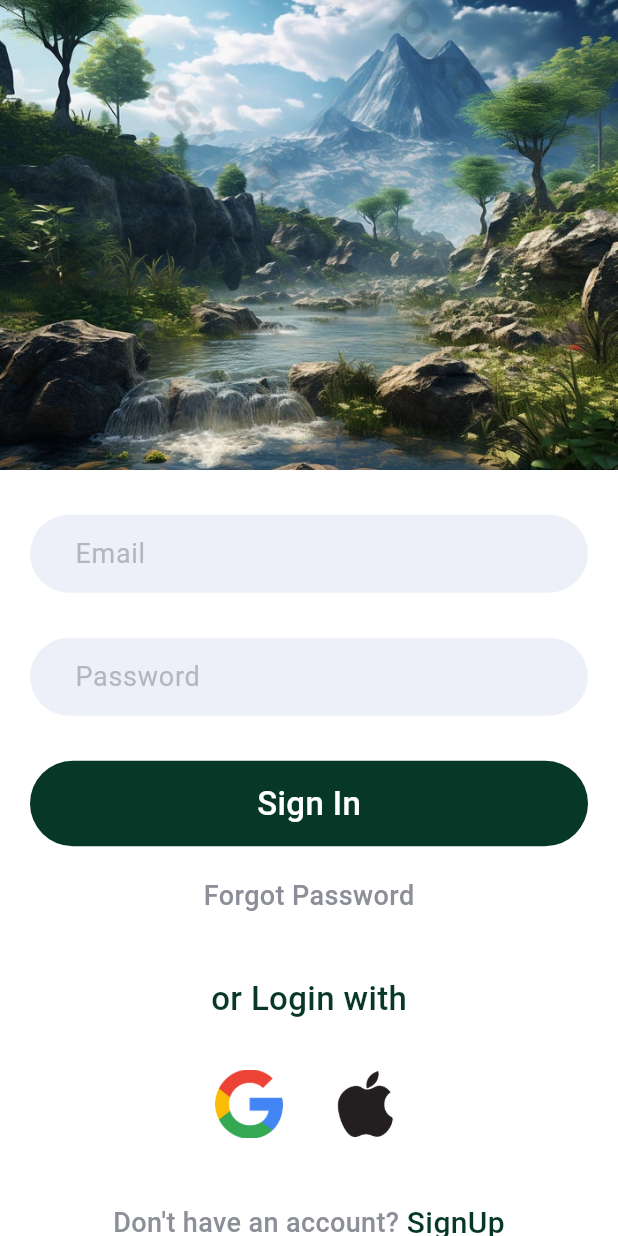
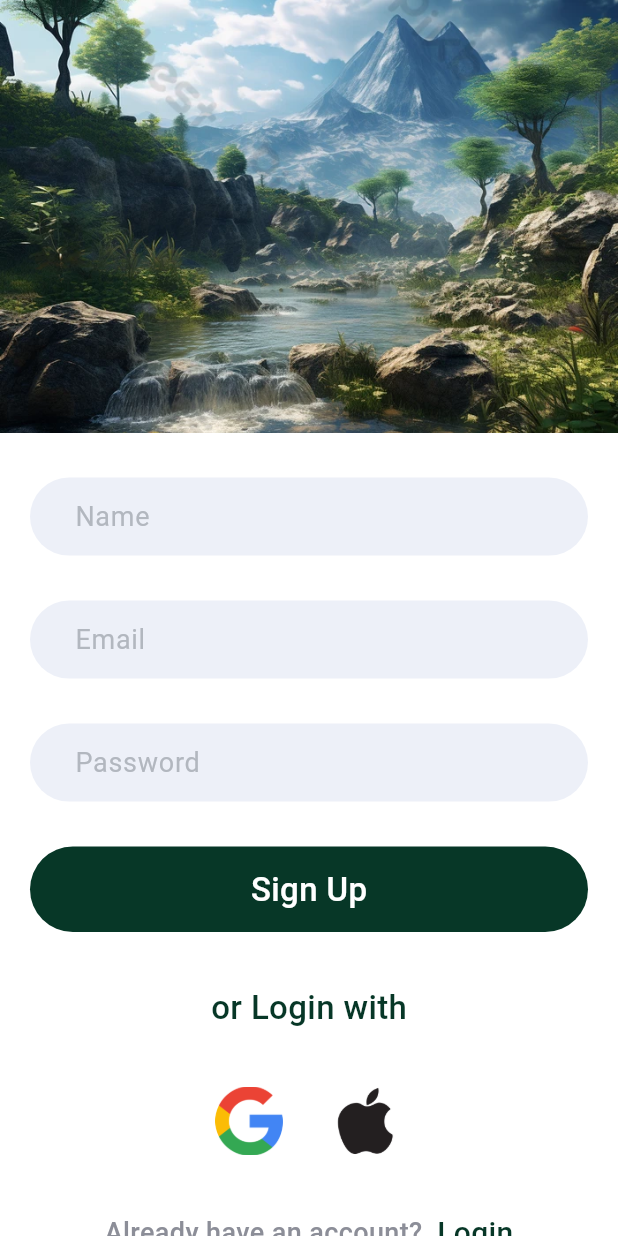
Before and after one commit to Hasib-39/Login_signup_app, a Flutter app: the screen it shows after launch, after a tap on "SignUp", on a phone screen of 412 x 824 dp. Run offline on Flutter 3.47's test engine with Material 3 defaults, Android fonts, the phone set to English and light mode, and no system bars; our stand-ins replace firebase_core; accounts and stored records are empty.

Commit message:
Signup page UI completed

```diff
--- a/lib/login.dart
+++ b/lib/login.dart
@@ -1,4 +1,5 @@
 import 'package:flutter/material.dart';
+import 'package:login_signup/signup.dart';
 
 class Login extends StatefulWidget {
   const Login({super.key});
@@ -12,7 +13,8 @@ class _LoginState extends State<Login> {
   Widget build(BuildContext context) {
     return Scaffold(
       backgroundColor: Colors.white,
-      body: Container(
+      body: SingleChildScrollView(
+        child: Container(
           child: Column(
             children: [
               Container(
@@ -174,7 +176,9 @@ class _LoginState extends State<Login> {
                   SizedBox(width: 5,),
                   GestureDetector(
                     onTap: (){
-
+                      Navigator.push(context,
+                        MaterialPageRoute(builder: (context) => Signup())
+                      );
                     },
                     child: Text(
                       "SignUp",
@@ -190,6 +194,7 @@ class _LoginState extends State<Login> {
             ],
           ),
         ),
+      ),
     );
   }
 }
--- /dev/null
+++ b/lib/signup.dart
@@ -0,0 +1,198 @@
+import 'package:flutter/material.dart';
+import 'package:login_signup/login.dart';
+
+class Signup extends StatefulWidget {
+  const Signup({super.key});
+
+  @override
+  State<Signup> createState() => _SignupState();
+}
+
+class _SignupState extends State<Signup> {
+  @override
+  Widget build(BuildContext context) {
+    return Scaffold(
+      backgroundColor: Colors.white,
+      body: SingleChildScrollView(
+        child: Container(
+          child: Column(
+            children: [
+              Container(
+                width: MediaQuery.of(context).size.width,
+                child: Image.asset(
+                  "images/nature.png",
+                  fit: BoxFit.cover,
+                  height: MediaQuery.of(context).size.height * 0.35,
+                ),
+              ),
+              SizedBox(height: 30,),
+              Padding(
+                  padding: const EdgeInsets.only(left: 20, right: 20),
+                child: Form(
+                  child: Column(
+                    children: [
+                      Container(
+                        padding: EdgeInsets.symmetric(vertical: 2, horizontal: 30),
+                        decoration: BoxDecoration(
+                          color: Color(0xFFedf0f8),
+                          borderRadius: BorderRadius.circular(30)
+                        ),
+                        child: TextFormField(
+                          validator: (value){
+                            if (value == null || value.isEmpty) {
+                              return 'Please Enter Name';
+                            }
+                            return null;
+                          },
+                          decoration: InputDecoration(
+                            border: InputBorder.none,
+                            hintText: "Name",
+                            hintStyle: TextStyle(
+                              color: Color(0xffb2b7bf),
+                              fontSize: 18
+                            )
+                          ),
+                        ),
+                      ),
+                      SizedBox(height: 30,),
+                      Container(
+                        padding: EdgeInsets.symmetric(vertical: 2, horizontal: 30),
+                        decoration: BoxDecoration(
+                            color: Color(0xFFedf0f8),
+                            borderRadius: BorderRadius.circular(30)
+                        ),
+                        child: TextFormField(
+                          validator: (value){
+                            if (value == null || value.isEmpty) {
+                              return 'Please Enter Email';
+                            }
+                            return null;
+                          },
+                          decoration: InputDecoration(
+                              border: InputBorder.none,
+                              hintText: "Email",
+                              hintStyle: TextStyle(
+                                  color: Color(0xffb2b7bf),
+                                  fontSize: 18
+                              )
+                          ),
+                        ),
+                      ),
+                      SizedBox(height: 30,),
+                      Container(
+                        padding: EdgeInsets.symmetric(vertical: 2, horizontal: 30),
+                        decoration: BoxDecoration(
+                            color: Color(0xFFedf0f8),
+                            borderRadius: BorderRadius.circular(30)
+                        ),
+                        child: TextFormField(
+                          validator: (value){
+                            if (value == null || value.isEmpty) {
+                              return 'Please Enter Password';
+                            }
+                            return null;
+                          },
+                          decoration: InputDecoration(
+                              border: InputBorder.none,
+                              hintText: "Password",
+                              hintStyle: TextStyle(
+                                  color: Color(0xffb2b7bf),
+                                  fontSize: 18
+                              )
+                          ),
+                          obscureText: true,
+                        ),
+                      ),
+                      SizedBox(height: 30,),
+                      GestureDetector(
+                        onTap: (){
+
+                        },
+                        child: Container(
+                          width: MediaQuery.of(context).size.width,
+                          padding: EdgeInsets.symmetric(vertical: 13, horizontal: 30),
+                          decoration: BoxDecoration(
+                            color: Color(0xff073727),
+                            borderRadius: BorderRadius.circular(30)
+                          ),
+                          child: Center(
+                            child: Text(
+                              "Sign Up",
+                              style: TextStyle(
+                                color: Colors.white,
+                                fontSize: 22,
+                                fontWeight: FontWeight.w500
+                              ),
+                            ),
+                          ),
+                        ),
+                      )
+                    ],
+                  ),
+                ),
+              ),
+              SizedBox(height: 35,),
+              Text(
+                "or Login with",
+                style: TextStyle(
+                  color: Color(0xff073727),
+                  fontSize: 22,
+                  fontWeight: FontWeight.w500
+                ),
+              ),
+              SizedBox(height: 35,),
+              Row(
+                mainAxisAlignment: MainAxisAlignment.center,
+                children: [
+                  Image.asset(
+                      "images/google.png",
+                    width: 45,
+                    height: 45,
+                    fit: BoxFit.cover,
+                  ),
+                  SizedBox(width: 30,),
+                  Image.asset(
+                    "images/apple.png",
+                    width: 50,
+                    height: 50,
+                    fit: BoxFit.cover,
+                  )
+                ],
+              ),
+              SizedBox(height: 35,),
+              Row(
+                mainAxisAlignment: MainAxisAlignment.center,
+                children: [
+                  Text(
+                    "Already have an account? ",
+                    style: TextStyle(
+                      color: Color(0xff8c8e98),
+                      fontSize: 18,
+                      fontWeight: FontWeight.w500
+                    ),
+                  ),
+                  SizedBox(width: 5,),
+                  GestureDetector(
+                    onTap: (){
+                      Navigator.push(context,
+                        MaterialPageRoute(builder: (context) => const Login())
+                      );
+                    },
+                    child: Text(
+                      "Login",
+                      style: TextStyle(
+                        color: Color(0xff073727),
+                        fontSize: 20,
+                        fontWeight: FontWeight.w500
+                      ),
+                    ),
+                  )
+                ],
+              )
+            ],
+          ),
+        ),
+      ),
+    );
+  }
+}
```
Lines whose indentation alone changed are shown as unchanged.
